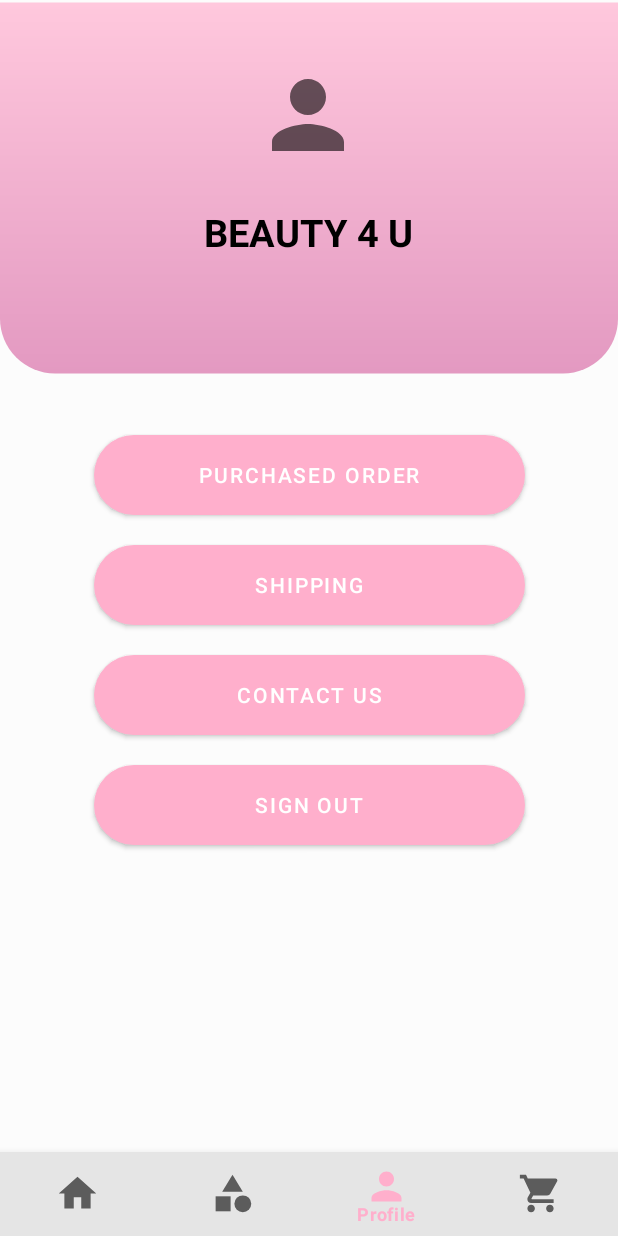
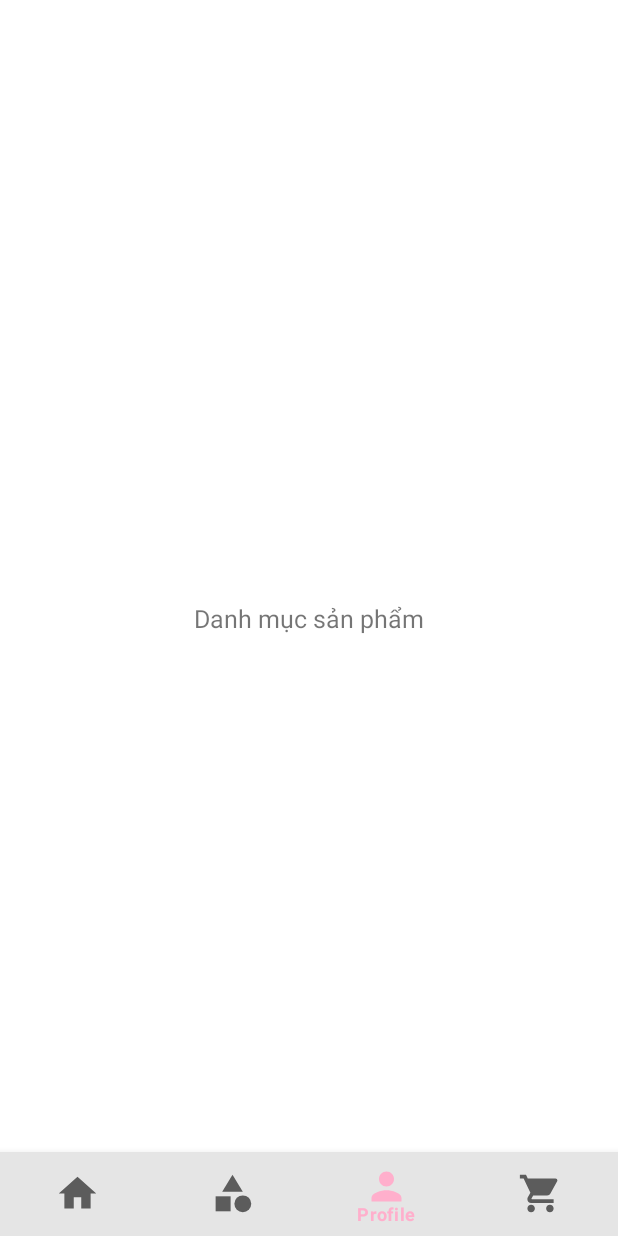
Before and after one commit to nvhieu-04/android-b4u, an Android app: the ThirdFragment screen opened through its navigation route, on a phone screen of 412 x 824 dp. Run offline under Robolectric (Android 15) with nearby library versions, the phone set to English and light mode, and no system bars; our stand-ins replace navigation-ui.

Commit message:
update 12/11

```diff
--- a/app/src/main/res/drawable/rectangley.xml
+++ /dev/null
@@ -1,13 +0,0 @@
-<?xml version="1.0" encoding="utf-8"?>
-<shape xmlns:android="http://schemas.android.com/apk/res/android"
-    android:shape="rectangle">
-    <size   android:width="450dp"
-        android:height="270dp"/>
-    <corners
-        android:bottomRightRadius="40dp"
-        android:bottomLeftRadius="40dp"/>
-    <gradient
-        android:startColor="#FFC8DD"
-        android:endColor="#E399C1"
-        android:angle="190"/>
-</shape>
--- a/app/src/main/res/layout/fragment_first.xml
+++ b/app/src/main/res/layout/fragment_first.xml
@@ -194,6 +194,7 @@
                     app:layout_constraintEnd_toEndOf="parent"
                     app:layout_constraintStart_toStartOf="parent"
                     app:layout_constraintTop_toBottomOf="@+id/textproduct" />
+
             </LinearLayout>
 
 
--- a/app/src/main/res/layout/fragment_fourth.xml
+++ b/app/src/main/res/layout/fragment_fourth.xml
@@ -90,7 +90,7 @@
                         android:layout_height="27dp"
                         android:layout_marginStart="112dp"
                         android:layout_marginTop="56dp"
-                        android:background="@drawable/pink_btn_background"
+                        android:background="@drawable/button_background"
                         app:layout_constraintStart_toStartOf="parent"
                         app:layout_constraintTop_toTopOf="parent">
 
@@ -209,7 +209,7 @@
                         android:layout_height="27dp"
                         android:layout_marginStart="112dp"
                         android:layout_marginTop="56dp"
-                        android:background="@drawable/pink_btn_background"
+                        android:background="@drawable/button_background"
                         app:layout_constraintStart_toStartOf="parent"
                         app:layout_constraintTop_toTopOf="parent">
 
@@ -412,7 +412,7 @@
                 android:layout_width="match_parent"
                 android:layout_height="50dp"
                 android:layout_margin="16dp"
-                android:background="@drawable/pink_btn_background">
+                android:background="@drawable/button_background">
 
                 <TextView
                     android:id="@+id/textView5"
--- a/app/src/main/res/layout/fragment_third.xml
+++ b/app/src/main/res/layout/fragment_third.xml
@@ -4,89 +4,16 @@
     xmlns:tools="http://schemas.android.com/tools"
     android:layout_width="match_parent"
     android:layout_height="match_parent"
-    android:background="#FCFCFC"
+    tools:context=".SecondFragment">
 
-    tools:context=".ThirdFragment">
-
-    <ImageView
-        android:id="@+id/imageView4"
-        android:layout_width="match_parent"
+    <TextView
+        android:id="@+id/textView2"
+        android:layout_width="wrap_content"
         android:layout_height="wrap_content"
-        android:layout_marginTop="-10dp"
-        android:src="@drawable/rectangley"
+        android:text="Danh mục sản phẩm"
+        android:textSize="25px"
+        app:layout_constraintBottom_toBottomOf="parent"
         app:layout_constraintEnd_toEndOf="parent"
-        app:layout_constraintHorizontal_bias="0.0"
         app:layout_constraintStart_toStartOf="parent"
         app:layout_constraintTop_toTopOf="parent" />
-
-    <ImageView
-        android:id="@+id/imageView5"
-        android:layout_width="72dp"
-        android:layout_height="89dp"
-        android:layout_marginTop="32dp"
-        android:src="@drawable/ic_profile"
-        app:layout_constraintEnd_toEndOf="parent"
-        app:layout_constraintHorizontal_bias="0.498"
-        app:layout_constraintStart_toStartOf="parent"
-        app:layout_constraintTop_toTopOf="parent" />
-
-    <TextView
-        android:id="@+id/textView3"
-        android:layout_width="wrap_content"
-        android:layout_height="wrap_content"
-        android:layout_marginTop="16dp"
-        android:text="BEAUTY 4 U"
-        android:textColor="#000000"
-        android:textSize="25sp"
-        android:textStyle="bold"
-        app:layout_constraintEnd_toEndOf="@+id/imageView5"
-        app:layout_constraintStart_toStartOf="@+id/imageView5"
-        app:layout_constraintTop_toBottomOf="@+id/imageView5" />
-
-    <Button
-        android:id="@+id/button"
-        android:layout_width="wrap_content"
-        android:layout_height="wrap_content"
-        android:background="@drawable/button_background"
-        android:text="Purchased order"
-        android:layout_marginTop="30dp"
-        app:layout_constraintEnd_toEndOf="parent"
-        app:layout_constraintStart_toStartOf="parent"
-        app:layout_constraintTop_toBottomOf="@+id/imageView4" />
-
-    <Button
-        android:id="@+id/button2"
-        android:layout_width="wrap_content"
-        android:layout_height="wrap_content"
-        android:layout_marginTop="20dp"
-        android:background="@drawable/button_background"
-        android:text="Shipping"
-        app:layout_constraintEnd_toEndOf="parent"
-        app:layout_constraintStart_toStartOf="parent"
-        app:layout_constraintTop_toBottomOf="@+id/button" />
-
-    <Button
-        android:id="@+id/button3"
-        android:layout_width="wrap_content"
-        android:layout_height="wrap_content"
-        android:layout_marginTop="20dp"
-        android:background="@drawable/button_background"
-        android:text="Contact Us"
-        app:layout_constraintEnd_toEndOf="parent"
-        app:layout_constraintStart_toStartOf="parent"
-        app:layout_constraintTop_toBottomOf="@+id/button2" />
-
-    <Button
-        android:id="@+id/button4"
-        android:layout_width="wrap_content"
-        android:layout_height="wrap_content"
-        android:background="@drawable/button_background"
-        android:text="Sign out"
-        android:layout_marginTop="20dp"
-        app:layout_constraintEnd_toEndOf="parent"
-        app:layout_constraintStart_toStartOf="parent"
-        app:layout_constraintTop_toBottomOf="@+id/button3" />
-
-
-
 </androidx.constraintlayout.widget.ConstraintLayout>
```
Also changed, not shown: app/src/main/java/com/example/b4u/CategoryDomain.java (deleted, +0 -27 lines), app/src/main/res/drawable/ic_minus.xml (added, +10 -0 lines), app/src/main/res/drawable/pink_btn_background.xml (deleted, +0 -10 lines), app/src/main/res/drawable/rec2.xml (deleted, +0 -15 lines), 1 other file.
